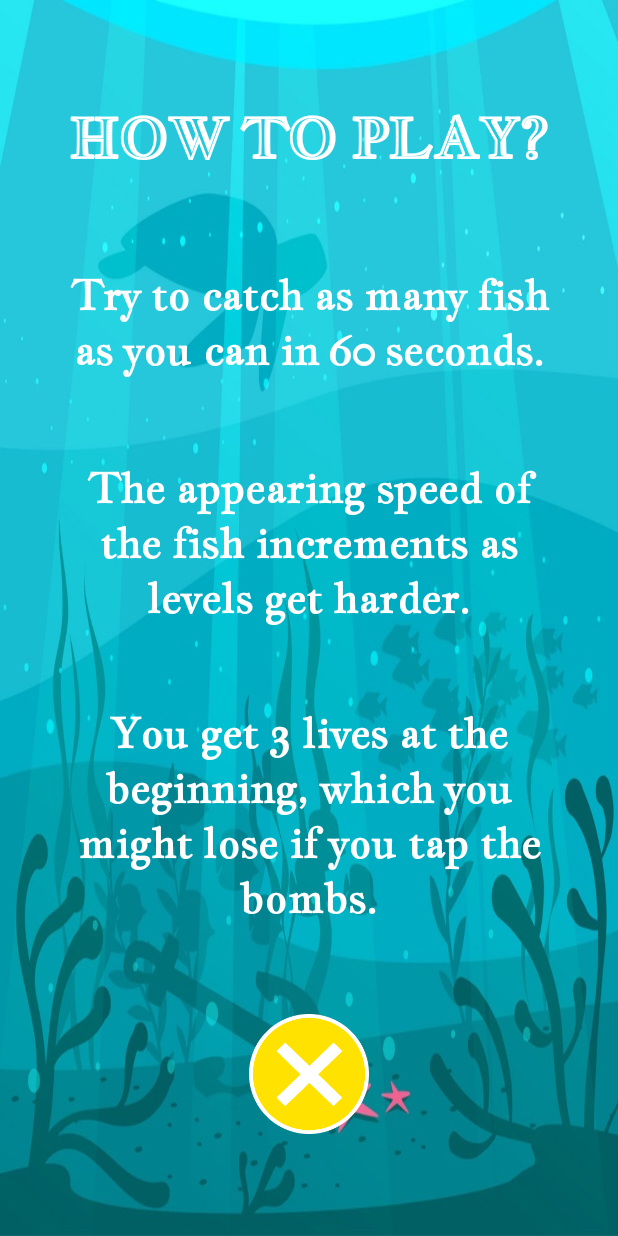
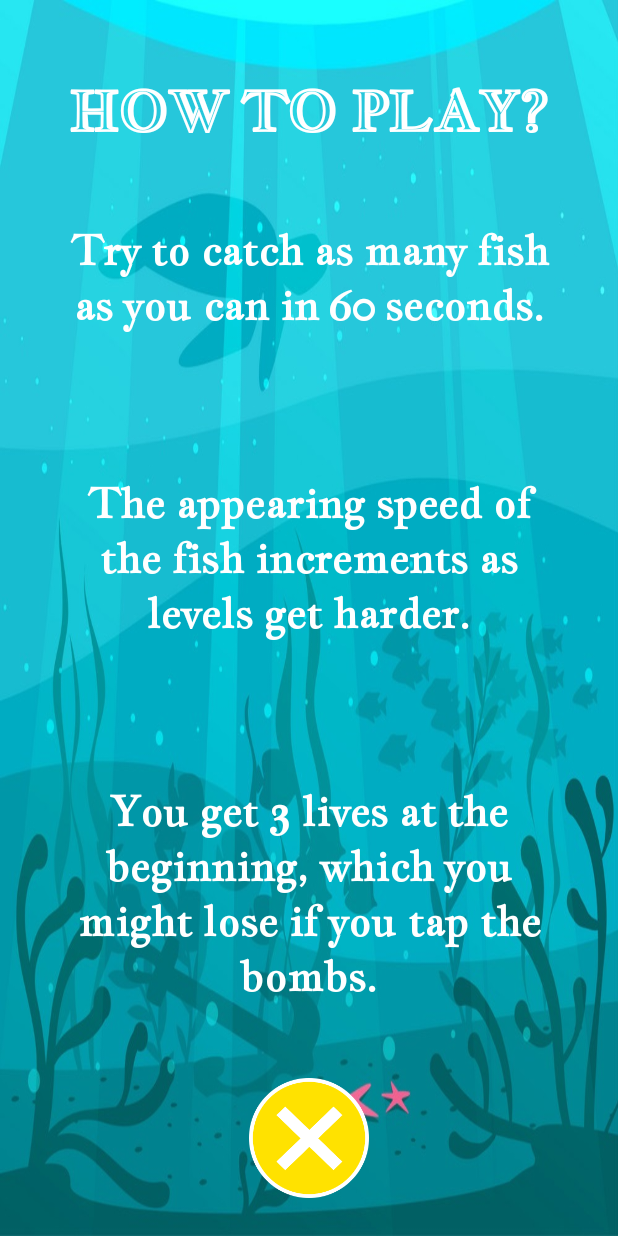
Before and after one commit to iremdnz/Escaper-Fish, an Android app: the screen it shows after launch (MainActivity4), after a tap on an icon or button, on a phone screen of 412 x 824 dp. Run offline under Robolectric (Android 15) with nearby library versions, the phone set to English and light mode, and no system bars.

Commit message:
Fixed how to play layout and sounds

```diff
--- a/app/src/main/res/layout/activity_main4.xml
+++ b/app/src/main/res/layout/activity_main4.xml
@@ -9,11 +9,9 @@
 
     <TextView
         android:id="@+id/textView5"
-        android:layout_width="0dp"
+        android:layout_width="329dp"
         android:layout_height="wrap_content"
-        android:layout_marginStart="41dp"
-        android:layout_marginEnd="41dp"
-        android:layout_marginBottom="43dp"
+        android:layout_marginBottom="50dp"
         android:fontFamily="@font/jacques_francois"
         android:text="You get 3 lives at the beginning, which you might lose if you tap the bombs."
         android:textAlignment="center"
@@ -22,51 +20,44 @@
         android:textStyle="bold"
         app:layout_constraintBottom_toTopOf="@+id/button"
         app:layout_constraintEnd_toEndOf="parent"
-        app:layout_constraintStart_toStartOf="parent"
-        app:layout_constraintTop_toBottomOf="@+id/textView4" />
+        app:layout_constraintStart_toStartOf="parent" />
 
     <TextView
         android:id="@+id/textView2"
         android:layout_width="wrap_content"
         android:layout_height="wrap_content"
-        android:layout_marginTop="52dp"
-        android:layout_marginBottom="46dp"
+        android:layout_marginTop="50dp"
         android:fontFamily="@font/jacques_francois_shadow"
         android:gravity="center"
         android:text="HOW TO PLAY?"
         android:textColor="#FFFFFF"
         android:textSize="36sp"
         android:textStyle="bold"
-        app:layout_constraintBottom_toTopOf="@+id/textView3"
         app:layout_constraintEnd_toEndOf="parent"
         app:layout_constraintStart_toStartOf="parent"
         app:layout_constraintTop_toTopOf="parent" />
 
     <TextView
         android:id="@+id/textView3"
-        android:layout_width="0dp"
+        android:layout_width="334dp"
         android:layout_height="wrap_content"
-        android:layout_marginStart="39dp"
-        android:layout_marginEnd="39dp"
-        android:layout_marginBottom="39dp"
+        android:layout_marginTop="50dp"
         android:fontFamily="@font/jacques_francois"
         android:text="Try to catch as many fish as you can in 60 seconds."
         android:textAlignment="center"
         android:textColor="#FFFFFF"
         android:textSize="28sp"
         android:textStyle="bold"
-        app:layout_constraintBottom_toTopOf="@+id/textView4"
         app:layout_constraintEnd_toEndOf="parent"
         app:layout_constraintStart_toStartOf="parent"
         app:layout_constraintTop_toBottomOf="@+id/textView2" />
 
     <TextView
         android:id="@+id/textView4"
-        android:layout_width="0dp"
+        android:layout_width="329dp"
         android:layout_height="wrap_content"
-        android:layout_marginStart="41dp"
-        android:layout_marginEnd="41dp"
-        android:layout_marginBottom="37dp"
+        android:layout_marginTop="50dp"
+        android:layout_marginBottom="50dp"
         android:fontFamily="@font/jacques_francois"
         android:text="The appearing speed of the fish increments as levels get harder."
         android:textAlignment="center"
@@ -82,11 +73,10 @@
         android:id="@+id/button"
         android:layout_width="80dp"
         android:layout_height="80dp"
-        android:layout_marginBottom="52dp"
+        android:layout_marginBottom="25dp"
         android:background="@drawable/close"
         android:onClick="close"
         app:layout_constraintBottom_toBottomOf="parent"
         app:layout_constraintEnd_toEndOf="parent"
-        app:layout_constraintStart_toStartOf="parent"
-        app:layout_constraintTop_toBottomOf="@+id/textView5" />
+        app:layout_constraintStart_toStartOf="parent" />
 </androidx.constraintlayout.widget.ConstraintLayout>
```
Also changed, not shown: app/src/main/java/com/arrow/escaperfish/MainActivity3.java (+8 -7 lines), app/src/main/res/layout/activity_main3.xml (+9 -5 lines).
